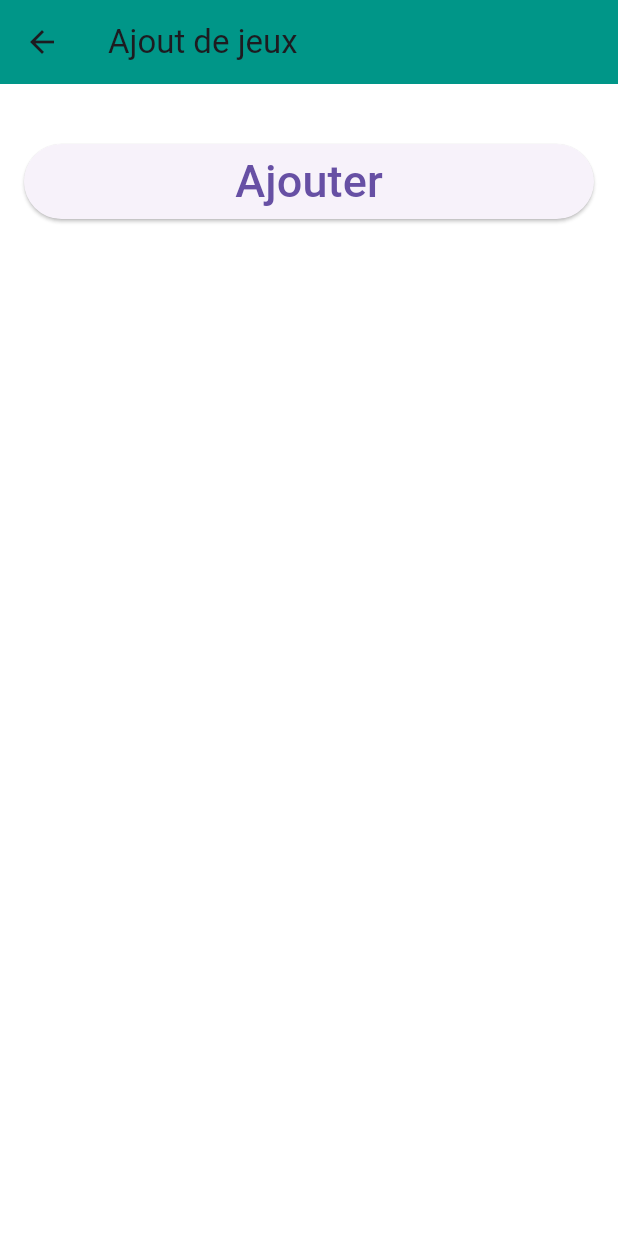
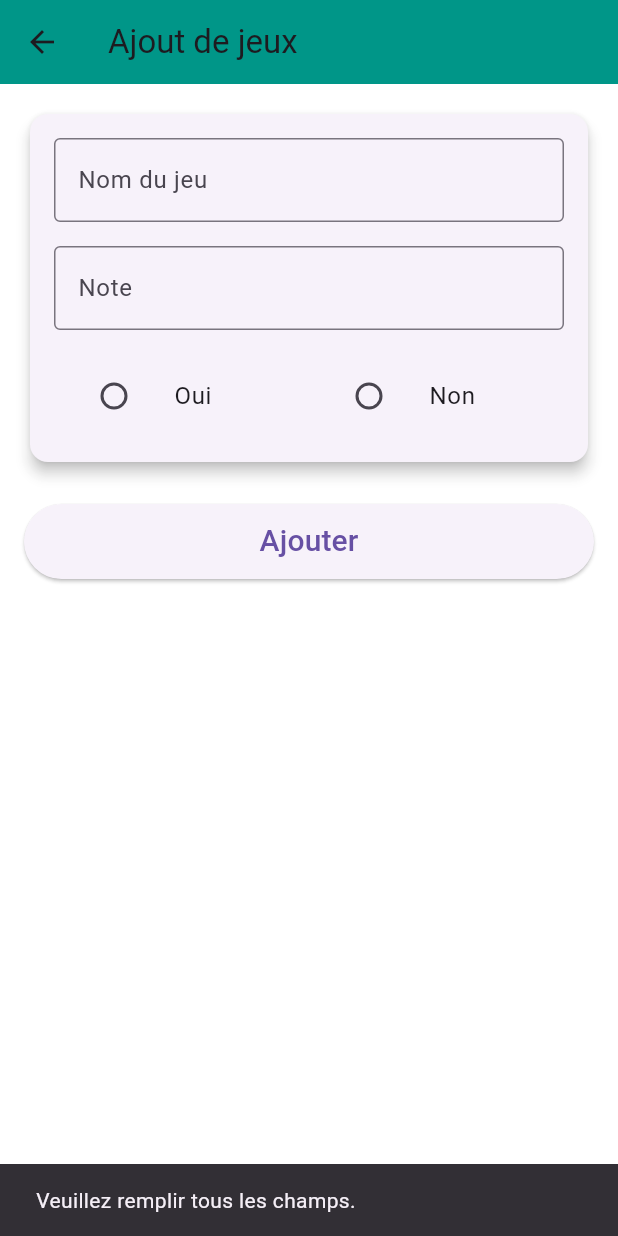
Before and after one commit to Zeynnz/MiniProjetMobile, a Flutter app: the Ajout screen opened directly, after a tap on "Ajouter", on a phone screen of 412 x 824 dp. Run offline on Flutter 3.47's test engine with Material 3 defaults, Android fonts, the phone set to English and light mode, and no system bars; our stand-ins replace csv; generated files the repository leaves out were written again.

Commit message:
ajout  d'un jeu

```diff
--- a/lib/Pages/Accueil.dart
+++ b/lib/Pages/Accueil.dart
@@ -1,3 +1,4 @@
+import 'package:GameStar/Pages/Ajout.dart';
 import 'package:GameStar/Pages/Apropos.dart';
 import 'package:flutter/material.dart';
 
@@ -28,7 +29,9 @@ class Accueil extends StatelessWidget {
           },
         ),
         actions: [
-          IconButton(onPressed: (){}, icon: Icon(Icons.add))
+          IconButton(onPressed: (){
+            Navigator.push(context, MaterialPageRoute(builder: (context)=>Ajout()));
+          }, icon: Icon(Icons.add))
         ],//actions
       )
     );
--- a/lib/Pages/Ajout.dart
+++ b/lib/Pages/Ajout.dart
@@ -1,52 +1,106 @@
 import 'dart:io';
-
+import 'package:GameStar/widgets/saisie.dart';
 import 'package:flutter/material.dart';
 import 'package:path_provider/path_provider.dart';
 import 'package:csv/csv.dart';
 
 
+class Ajout extends StatefulWidget {
+  @override
+  _AjoutState createState() => _AjoutState();
+}
 
-class Ajout extends StatelessWidget{
+class _AjoutState extends State<Ajout> {
+  final TextEditingController _nomController = TextEditingController();
+  final TextEditingController _noteController = TextEditingController();
+  bool? _fini; // Valeur du radio bouton (true = Oui, false = Non)
 
+  Future<void> ajouterJeu() async {
+    String name = _nomController.text.trim();
+    double? note = double.tryParse(_noteController.text);
 
+    if (name.isEmpty || note == null || _fini == null) {
+      ScaffoldMessenger.of(context).showSnackBar(
+        const SnackBar(content: Text("Veuillez remplir tous les champs.")),
+      );
+      return;
+    }
 
-  Future<void> AjouterJeu(String name, double note, bool fini) async {
     try {
-      // Récupérer le répertoire où stocker le fichier
       final directory = await getApplicationDocumentsDirectory();
       final filePath = '${directory.path}/jeux.csv';
       final file = File(filePath);
 
+      List<List<dynamic>> lignes = [];
 
+      // Si le fichier existe, lis le contenu existant
+      if (file.existsSync()) {
+        String existingContent = await file.readAsString();
+        List<List<dynamic>> existingRows = const CsvToListConverter().convert(existingContent);
+        lignes.addAll(existingRows);
+      } else {
+        // Ajouter l'en-tête seulement si le fichier n'existe pas encore
+        lignes.add(['Nom', 'Note', 'Terminé']);
+      }
+
+      // Ajouter la nouvelle ligne
+      lignes.add([name, note, _fini!]);
+
+      // Réécrire tout le fichier CSV
+      String csvData = const ListToCsvConverter().convert(lignes);
+      await file.writeAsString(csvData, flush: true);
+
+      // Afficher un message de succès
+      ScaffoldMessenger.of(context).showSnackBar(
+        const SnackBar(content: Text("Jeu ajouté avec succès !")),
+      );
+
+      // Réinitialiser les champs
+      setState(() {
+        _nomController.clear();
+        _noteController.clear();
+        _fini = null;
+      });
     } catch (e) {
-      print("Erreur lors de la sauvegarde du fichier : $e");
+      print("Erreur lors de la sauvegarde : $e");
+      ScaffoldMessenger.of(context).showSnackBar(
+        const SnackBar(content: Text("Erreur lors de l'ajout du jeu.")),
+      );
     }
   }
 
   @override
   Widget build(BuildContext context) {
     return Scaffold(
-      appBar: AppBar(title:Text("Ajout de jeux")),
+      appBar: AppBar(title: const Text("Ajout de jeux")),
       body: Padding(
         padding: const EdgeInsets.all(16.0),
         child: Column(
           children: [
+            saisie(
+              poidsController: _nomController,
+              tailleController: _noteController,
+              ended: _fini,
+              onEndedChanged: (bool? value) {
+                setState(() {
+                  _fini = value; // Mettre à jour l'état du radio bouton
+                });
+              },
+            ),
             const SizedBox(height: 24),
             ElevatedButton(
               style: ElevatedButton.styleFrom(
                 minimumSize: const Size(double.infinity, 50),
               ),
-              onPressed: () { },
+              onPressed: ajouterJeu,
               child: const Text(
                 'Ajouter',
-                style: TextStyle(fontSize: 30.0),
+                style: TextStyle(fontSize: 20.0),
               ),
             ),
-            const SizedBox(height: 24),
           ],
         ),
       ),
     );
   }
-
 }
--- a/lib/Pages/Apropos.dart
+++ b/lib/Pages/Apropos.dart
@@ -6,11 +6,11 @@ class Apropos extends StatelessWidget {
   @override
   Widget build(BuildContext context) {
     return Scaffold(
-      appBar: AppBar(title: Text("Page Trois")),
+      appBar: AppBar(title: Text("A propos")),
       body: Center(
         child: Text(
           "Coiffet Mathéo, Eliott Née-Chirol",
-          style: TextStyle(fontSize: 20),
+          style: TextStyle(fontSize: 20, color: Colors.white),
         ),
       ),
     );
--- /dev/null
+++ b/lib/widgets/saisie.dart
@@ -0,0 +1,75 @@
+import 'package:flutter/material.dart';
+
+class saisie extends StatelessWidget {
+  final TextEditingController poidsController;
+  final TextEditingController tailleController;
+  final bool? ended;
+  final ValueChanged<bool?> onEndedChanged;
+
+  const saisie({
+    super.key,
+    required this.poidsController,
+    required this.tailleController,
+    required this.ended,
+    required this.onEndedChanged,
+  });
+
+  @override
+  Widget build(BuildContext context) {
+    return Card(
+      elevation: 4,
+      child: Padding(
+        padding: const EdgeInsets.all(16.0),
+        child: Column(
+          mainAxisAlignment: MainAxisAlignment.spaceEvenly,
+          children: [
+            TextField(
+              controller: poidsController,
+              keyboardType: TextInputType.text,
+              decoration: const InputDecoration(
+                labelText: 'Nom du jeu',
+                hintText: 'Entrez le nom du jeu',
+                border: OutlineInputBorder(),
+              ),
+            ),
+            const SizedBox(height: 16),
+            TextField(
+              controller: tailleController,
+              keyboardType: TextInputType.number,
+              decoration: const InputDecoration(
+                labelText: 'Note',
+                hintText: 'Entre 0 et 20',
+                border: OutlineInputBorder(),
+              ),
+            ),
+            const SizedBox(height: 16),
+            Row(
+              children: <Widget>[
+                Expanded(
+                  child: ListTile(
+                    title: const Text('Oui'),
+                    leading: Radio<bool>(
+                      value: true,
+                      groupValue: ended,
+                      onChanged: onEndedChanged,
+                    ),
+                  ),
+                ),
+                Expanded(
+                  child: ListTile(
+                    title: const Text('Non'),
+                    leading: Radio<bool>(
+                      value: false,
+                      groupValue: ended,
+                      onChanged: onEndedChanged,
+                    ),
+                  ),
+                ),
+              ],
+            ),
+          ],
+        ),
+      ),
+    );
+  }
+}
```
